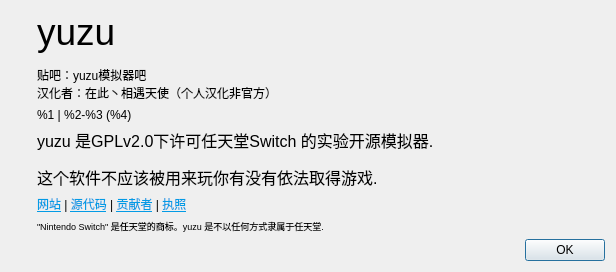
The window that src/yuzu/aboutdialog.ui (formylover/yuzu-early-access) describes before a commit, drawn with Qt 5.
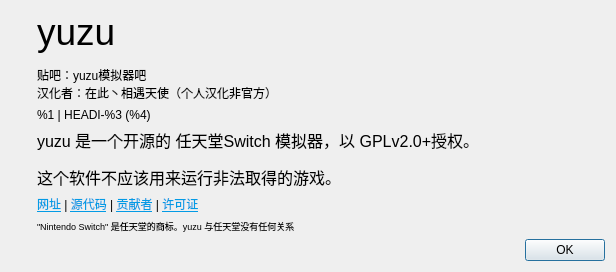
The same window after the commit. Icons and pictures are not drawn.

The edit to the form file:
```diff
--- a/src/yuzu/aboutdialog.ui
+++ b/src/yuzu/aboutdialog.ui
@@ -70,7 +70,7 @@
           </sizepolicy>
          </property>
          <property name="text">
-          <string>&lt;html&gt;&lt;head/&gt;&lt;body&gt;&lt;p&gt;%1 | %2-%3 (%4)&lt;/p&gt;&lt;/body&gt;&lt;/html&gt;</string>
+          <string>&lt;html&gt;&lt;head/&gt;&lt;body&gt;&lt;p&gt;%1 | HEADI-%3 (%4)&lt;/p&gt;&lt;/body&gt;&lt;/html&gt;</string>
          </property>
         </widget>
        </item>
@@ -87,9 +87,9 @@
 &lt;html&gt;&lt;head&gt;&lt;meta name=&quot;qrichtext&quot; content=&quot;1&quot; /&gt;&lt;style type=&quot;text/css&quot;&gt;
 p, li { white-space: pre-wrap; }
 &lt;/style&gt;&lt;/head&gt;&lt;body style=&quot; font-family:'Ubuntu'; font-size:11pt; font-weight:400; font-style:normal;&quot;&gt;
-&lt;p style=&quot; margin-top:0px; margin-bottom:0px; margin-left:0px; margin-right:0px; -qt-block-indent:0; text-indent:0px;&quot;&gt;&lt;span style=&quot; font-family:'MS Shell Dlg 2'; font-size:12pt;&quot;&gt;yuzu 是GPLv2.0下许可任天堂Switch 的实验开源模拟器.&lt;/span&gt;&lt;/p&gt;
+&lt;p style=&quot; margin-top:0px; margin-bottom:0px; margin-left:0px; margin-right:0px; -qt-block-indent:0; text-indent:0px;&quot;&gt;&lt;span style=&quot; font-family:'MS Shell Dlg 2'; font-size:12pt;&quot;&gt;yuzu 是一个开源的 任天堂Switch 模拟器，以 GPLv2.0+授权。&lt;/span&gt;&lt;/p&gt;
 &lt;p style=&quot;-qt-paragraph-type:empty; margin-top:0px; margin-bottom:0px; margin-left:0px; margin-right:0px; -qt-block-indent:0; text-indent:0px; font-family:'MS Shell Dlg 2'; font-size:8pt;&quot;&gt;&lt;br /&gt;&lt;/p&gt;
-&lt;p style=&quot; margin-top:0px; margin-bottom:0px; margin-left:0px; margin-right:0px; -qt-block-indent:0; text-indent:0px;&quot;&gt;&lt;span style=&quot; font-family:'MS Shell Dlg 2'; font-size:12pt;&quot;&gt;这个软件不应该被用来玩你有没有依法取得游戏.&lt;/span&gt;&lt;/p&gt;&lt;/body&gt;&lt;/html&gt;</string>
+&lt;p style=&quot; margin-top:0px; margin-bottom:0px; margin-left:0px; margin-right:0px; -qt-block-indent:0; text-indent:0px;&quot;&gt;&lt;span style=&quot; font-family:'MS Shell Dlg 2'; font-size:12pt;&quot;&gt;这个软件不应该用来运行非法取得的游戏。&lt;/span&gt;&lt;/p&gt;&lt;/body&gt;&lt;/html&gt;</string>
          </property>
          <property name="alignment">
           <set>Qt::AlignLeading|Qt::AlignLeft|Qt::AlignVCenter</set>
@@ -115,7 +115,7 @@
        <item>
         <widget class="QLabel" name="labelLinks">
          <property name="text">
-          <string>&lt;html&gt;&lt;head/&gt;&lt;body&gt;&lt;p&gt;&lt;a href=&quot;https://yuzu-emu.org/&quot;&gt;&lt;span style=&quot; text-decoration: underline; color:#039be5;&quot;&gt;网站&lt;/span&gt;&lt;/a&gt; | &lt;a href=&quot;https://github.com/yuzu-emu&quot;&gt;&lt;span style=&quot; text-decoration: underline; color:#039be5;&quot;&gt;源代码&lt;/span&gt;&lt;/a&gt; | &lt;a href=&quot;https://github.com/yuzu-emu/yuzu/graphs/contributors&quot;&gt;&lt;span style=&quot; text-decoration: underline; color:#039be5;&quot;&gt;贡献者&lt;/span&gt;&lt;/a&gt; | &lt;a href=&quot;https://github.com/yuzu-emu/yuzu/blob/master/license.txt&quot;&gt;&lt;span style=&quot; text-decoration: underline; color:#039be5;&quot;&gt;执照&lt;/span&gt;&lt;/a&gt;&lt;/p&gt;&lt;/body&gt;&lt;/html&gt;</string>
+          <string>&lt;html&gt;&lt;head/&gt;&lt;body&gt;&lt;p&gt;&lt;a href=&quot;https://yuzu-emu.org/&quot;&gt;&lt;span style=&quot; text-decoration: underline; color:#039be5;&quot;&gt;网址&lt;/span&gt;&lt;/a&gt; | &lt;a href=&quot;https://github.com/yuzu-emu&quot;&gt;&lt;span style=&quot; text-decoration: underline; color:#039be5;&quot;&gt;源代码&lt;/span&gt;&lt;/a&gt; | &lt;a href=&quot;https://github.com/yuzu-emu/yuzu/graphs/contributors&quot;&gt;&lt;span style=&quot; text-decoration: underline; color:#039be5;&quot;&gt;贡献者&lt;/span&gt;&lt;/a&gt; | &lt;a href=&quot;https://github.com/yuzu-emu/yuzu/blob/master/license.txt&quot;&gt;&lt;span style=&quot; text-decoration: underline; color:#039be5;&quot;&gt;许可证&lt;/span&gt;&lt;/a&gt;&lt;/p&gt;&lt;/body&gt;&lt;/html&gt;</string>
          </property>
          <property name="openExternalLinks">
           <bool>true</bool>
@@ -131,7 +131,7 @@
           </sizepolicy>
          </property>
          <property name="text">
-          <string>&lt;html&gt;&lt;head/&gt;&lt;body&gt;&lt;p&gt;&lt;span style=&quot; font-size:7pt;&quot;&gt;&amp;quot;Nintendo Switch&amp;quot; 是任天堂的商标。yuzu 是不以任何方式隶属于任天堂.&lt;/span&gt;&lt;/p&gt;&lt;/body&gt;&lt;/html&gt;</string>
+          <string>&lt;html&gt;&lt;head/&gt;&lt;body&gt;&lt;p&gt;&lt;span style=&quot; font-size:7pt;&quot;&gt;&amp;quot;Nintendo Switch&amp;quot; 是任天堂的商标。yuzu 与任天堂没有任何关系&lt;/span&gt;&lt;/p&gt;&lt;/body&gt;&lt;/html&gt;</string>
          </property>
         </widget>
        </item>
```
